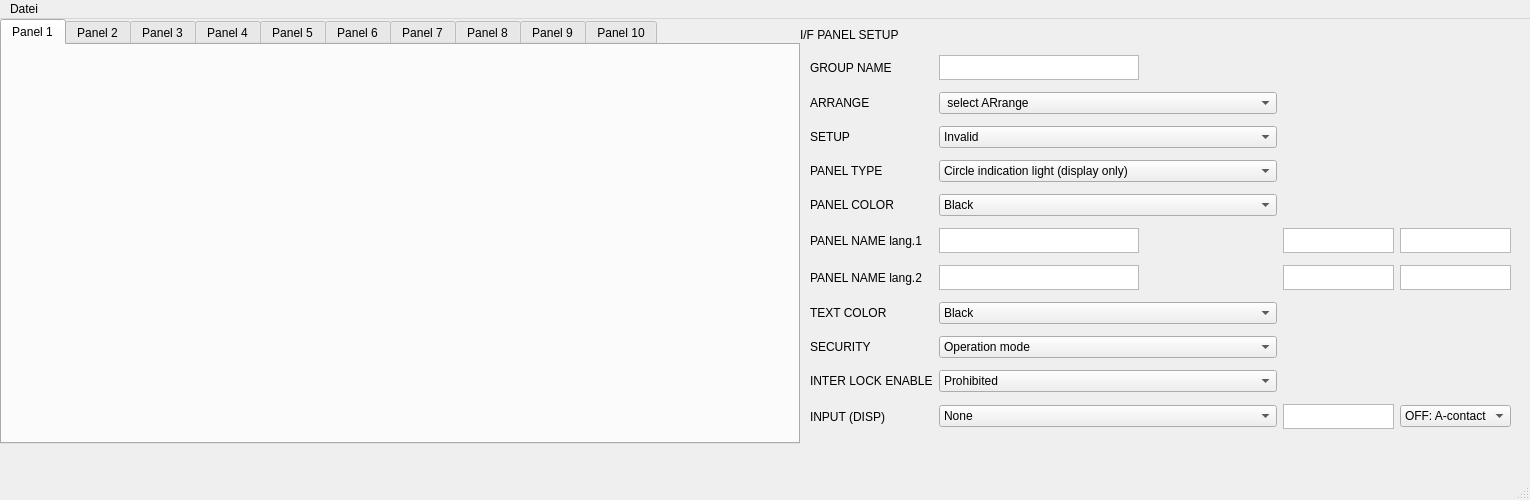
The window that ui/mainwindow.ui (MichaeINeumann/IF-PanelCreator) describes before a commit, drawn with Qt 5.
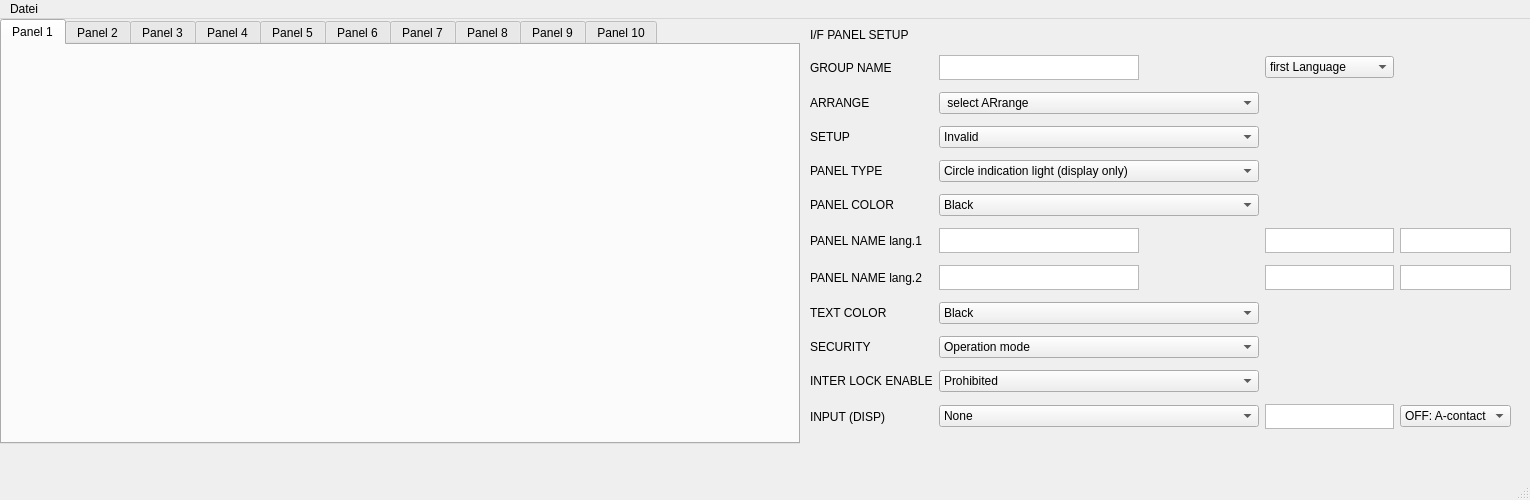
The same window after the commit. Icons and pictures are not drawn.

What changed in the file:
```diff
--- a/ui/mainwindow.ui
+++ b/ui/mainwindow.ui
@@ -121,7 +121,7 @@
    <widget class="QLabel" name="label">
     <property name="geometry">
      <rect>
-      <x>800</x>
+      <x>810</x>
       <y>0</y>
       <width>101</width>
       <height>31</height>
@@ -825,6 +825,20 @@
        </property>
       </widget>
      </item>
+     <item row="0" column="2">
+      <widget class="QComboBox" name="cbLanguage">
+       <item>
+        <property name="text">
+         <string>first Language</string>
+        </property>
+       </item>
+       <item>
+        <property name="text">
+         <string>second Language</string>
+        </property>
+       </item>
+      </widget>
+     </item>
     </layout>
    </widget>
   </widget>
```
Left out of the diff: 15 changed lines with no effect on the pictures.
